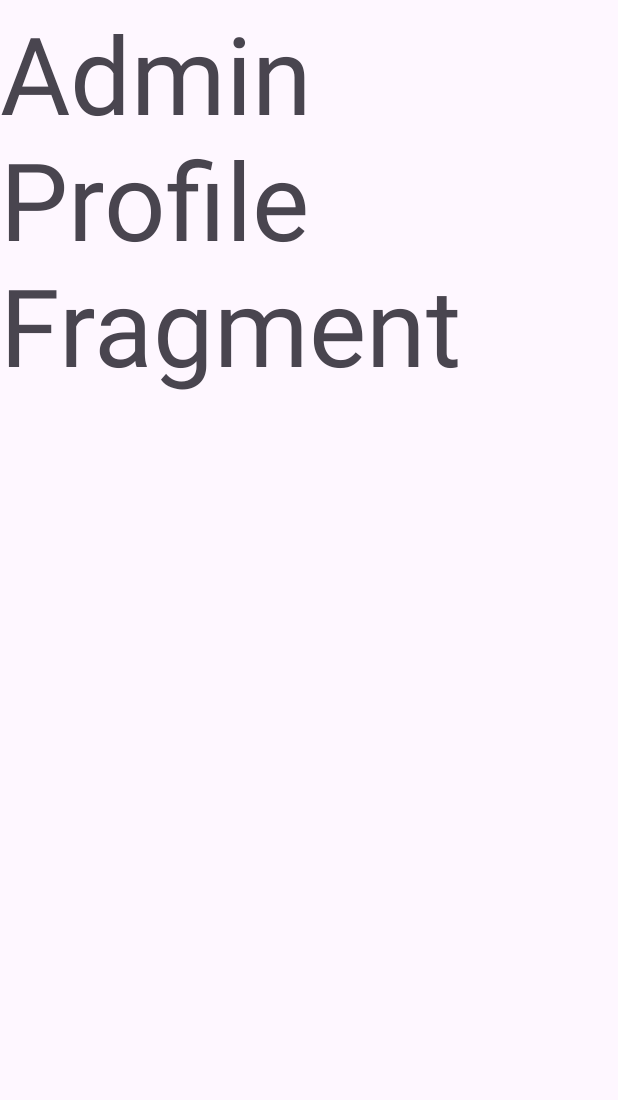
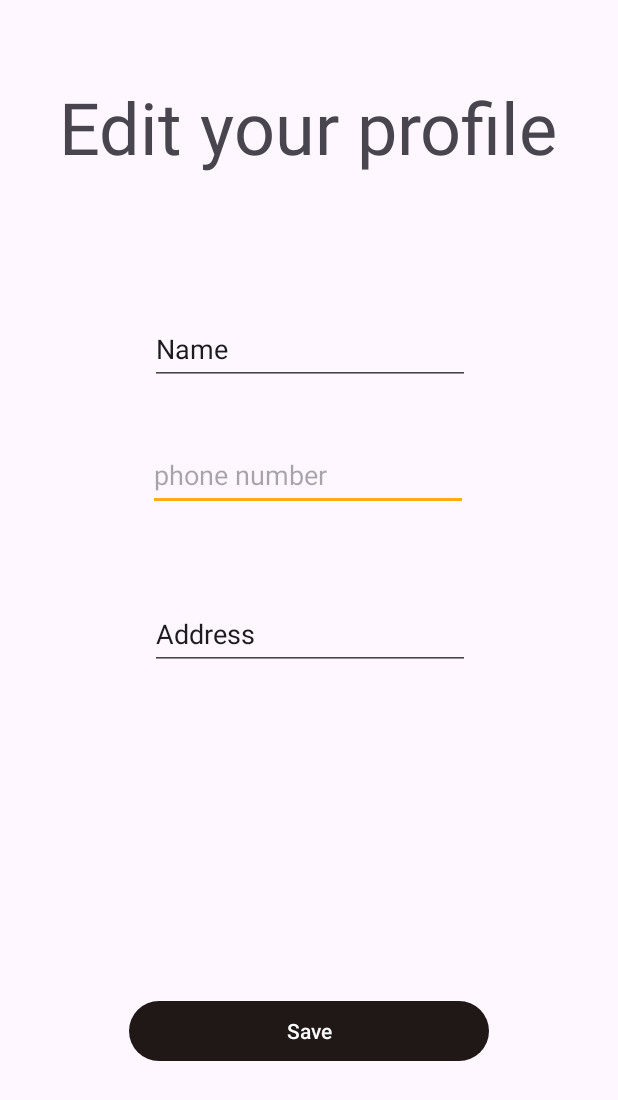
Before and after one commit to GADS2022-EduTeam14/Student-Staff-Attendance-System, an Android app: the layout fragment_admin_profile.xml on its own in the app's theme, with its tools: preview values and no code run, on a phone screen of 412 x 824 dp. Shown: the top 1100 px of the screen. Run offline under Robolectric (Android 15) with nearby library versions, the phone set to English and light mode, and no system bars.

Commit message:
adminProfileUI

```diff
--- a/app/src/main/res/layout/fragment_admin_profile.xml
+++ b/app/src/main/res/layout/fragment_admin_profile.xml
@@ -1,12 +1,74 @@
 <?xml version="1.0" encoding="utf-8"?>
 <androidx.constraintlayout.widget.ConstraintLayout xmlns:android="http://schemas.android.com/apk/res/android"
+    xmlns:app="http://schemas.android.com/apk/res-auto"
+    xmlns:tools="http://schemas.android.com/tools"
     android:layout_width="match_parent"
     android:layout_height="match_parent">
 
+
+    <Button
+        android:id="@+id/save_button"
+        android:layout_width="240dp"
+        android:layout_height="wrap_content"
+        android:text="Save"
+        app:layout_constraintBottom_toBottomOf="parent"
+        app:layout_constraintEnd_toEndOf="parent"
+        app:layout_constraintStart_toStartOf="parent"
+        app:layout_constraintTop_toTopOf="parent"
+        app:layout_constraintVertical_bias="0.855" />
+
     <TextView
-        android:layout_width="match_parent"
-        android:layout_height="match_parent"
-        android:text="Admin Profile Fragment"
-        android:textSize="72sp" />
+        android:id="@+id/textView5"
+        android:layout_width="wrap_content"
+        android:layout_height="wrap_content"
+        android:layout_marginTop="52dp"
+        android:text="Edit your profile"
+        android:textSize="48sp"
+        app:layout_constraintEnd_toEndOf="parent"
+        app:layout_constraintHorizontal_bias="0.498"
+        app:layout_constraintStart_toStartOf="parent"
+        app:layout_constraintTop_toTopOf="parent" />
 
+    <EditText
+        android:id="@+id/phone_editText"
+        android:layout_width="wrap_content"
+        android:layout_height="wrap_content"
+        android:layout_marginTop="36dp"
+        android:hint="phone number"
+        android:ems="10"
+        android:inputType="phone"
+        android:minHeight="48dp"
+        app:layout_constraintEnd_toEndOf="parent"
+        app:layout_constraintHorizontal_bias="0.497"
+        app:layout_constraintStart_toStartOf="parent"
+        app:layout_constraintTop_toBottomOf="@+id/name_editText" />
+
+    <EditText
+        android:id="@+id/name_editText"
+        android:layout_width="wrap_content"
+        android:layout_height="wrap_content"
+        android:layout_marginTop="92dp"
+        android:ems="10"
+        android:inputType="textPersonName"
+        android:minHeight="48dp"
+        android:text="Name"
+        app:layout_constraintEnd_toEndOf="parent"
+        app:layout_constraintHorizontal_bias="0.502"
+        app:layout_constraintStart_toStartOf="parent"
+        app:layout_constraintTop_toBottomOf="@+id/textView5" />
+
+    <EditText
+        android:id="@+id/address_editText"
+        android:layout_width="wrap_content"
+        android:layout_height="wrap_content"
+        android:ems="10"
+        android:inputType="textPersonName"
+        android:minHeight="48dp"
+        android:text="Address"
+        app:layout_constraintBottom_toTopOf="@+id/save_button"
+        app:layout_constraintEnd_toEndOf="parent"
+        app:layout_constraintHorizontal_bias="0.502"
+        app:layout_constraintStart_toStartOf="parent"
+        app:layout_constraintTop_toBottomOf="@+id/phone_editText"
+        app:layout_constraintVertical_bias="0.212" />
 </androidx.constraintlayout.widget.ConstraintLayout>
```
